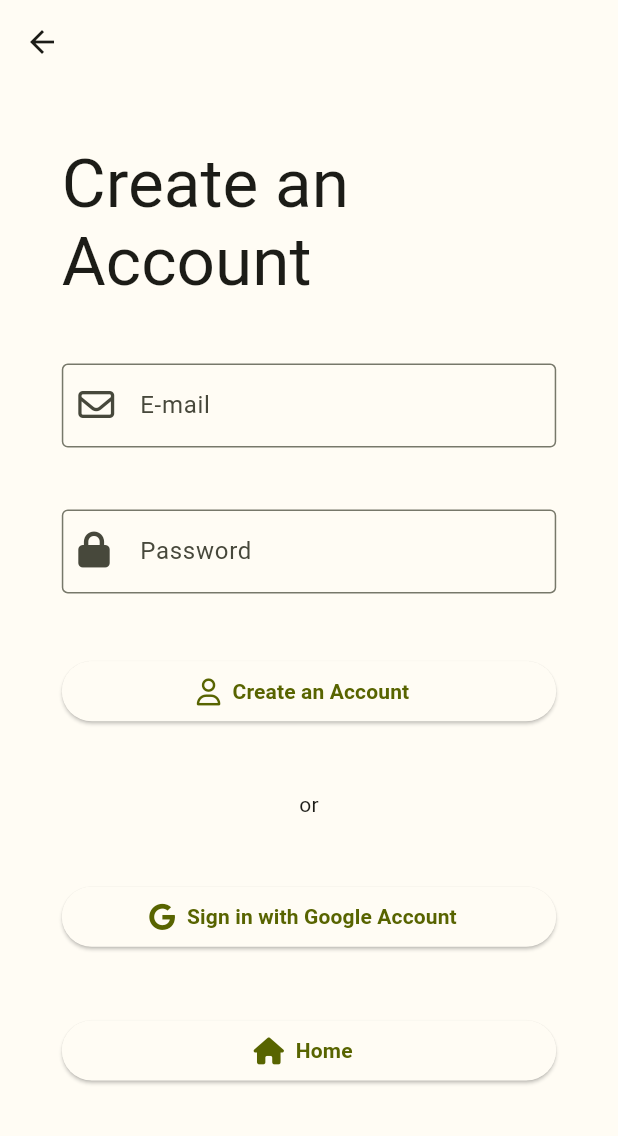
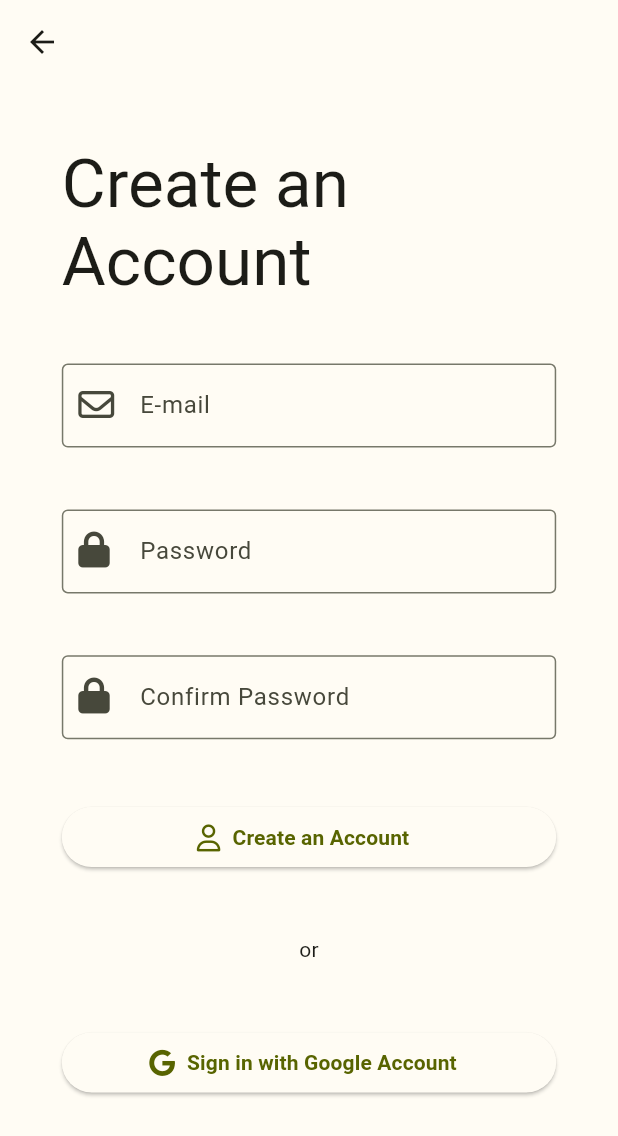
Before and after one commit to Mohamedabdeltawab86/quiz_app_new, a Flutter app: the RegisterPage screen opened directly, on a phone screen of 412 x 824 dp. Shown: the top 1136 px of the screen. Run offline on Flutter 3.47's test engine with Material 3 defaults, Android fonts, the phone set to English and light mode, and no system bars; our stand-ins replace bloc, cloud_firestore, equatable, firebase_auth, firebase_core, flutter_bloc and 8 more; accounts and stored records are empty; generated files the repository leaves out were written again; network calls fail; Roboto replaces fonts that are missing (Cairo).

Commit message:
session 4

```diff
--- a/lib/bloc/auth/auth_event.dart
+++ b/lib/bloc/auth/auth_event.dart
@@ -7,4 +7,6 @@ class LoginWithUserPassword extends AuthEvent {}
 
 class LoginWithGoogle extends AuthEvent {}
 
-class RegisterwithEmailPassword extends AuthEvent{}
+class RegisterWithEmailPassword extends AuthEvent{}
+
+class SignOut extends AuthEvent{}
--- a/lib/bloc/auth/auth_state.dart
+++ b/lib/bloc/auth/auth_state.dart
@@ -6,11 +6,16 @@ abstract class AuthState {}
 class AuthInitial extends AuthState {}
 
 class LoginLoading extends AuthState {}
+class RegisterLoading extends AuthState {}
 
 class LoginSuccess extends AuthState {}
+class RegisterSuccess extends AuthState {}
 
-class LoginError extends AuthState {
+class SignOutLoading extends AuthState{}
+class SignOutSuccess extends AuthState{}
+
+class AuthError extends AuthState {
   final String error;
 
-  LoginError(this.error);
+  AuthError(this.error);
 }
--- /dev/null
+++ b/lib/data/models/question.dart
@@ -0,0 +1,31 @@
+
+enum QuestionType {radio, checkbox, trueFalse, complete}
+
+class Question {
+  String statement;
+
+  // TODO: diff, weight, avg time
+  List<String> options;
+  String correctAnswer;
+
+  Question({
+    required this.statement,
+    required this.options,
+  });
+
+  // Convert Question object to a map
+  Map<String, dynamic> toJson() {
+    return {
+      'statement': statement,
+      'options': options,
+    };
+  }
+
+  // Create a Question object from a map
+  factory Question.fromJson(Map<String, dynamic> json) {
+    return Question(
+      statement: json['statement'],
+      options: List<String>.from(json['options']),
+    );
+  }
+}
--- /dev/null
+++ b/lib/data/models/quiz.dart
@@ -0,0 +1,40 @@
+import 'package:quiz_app_new/data/models/question.dart';
+
+class Quiz {
+  int id;
+  String title;
+  //TODO: diff, weight, avg time
+  List<String> questionsIds;
+  DateTime createdAt;
+  DateTime updatedAt;
+
+  Quiz({
+    required this.id,
+    required this.title,
+    required this.questions,
+    required this.createdAt,
+    required this.updatedAt,
+  });
+
+  // Convert Quiz object to a map
+  Map<String, dynamic> toJson() {
+    return {
+      'id': id,
+      'title': title,
+      'questions': questions.map((question) => question.toJson()).toList(),
+      'createdAt': createdAt.toIso8601String(),
+      'updatedAt': updatedAt.toIso8601String(),
+    };
+  }
+
+  // Create a Quiz object from a map
+  factory Quiz.fromJson(Map<String, dynamic> json) {
+    return Quiz(
+      id: json['id'],
+      title: json['title'],
+      questions: (json['questions'] as List).map((questionJson) => Question.fromJson(questionJson)).toList(),
+      createdAt: DateTime.parse(json['createdAt']),
+      updatedAt: DateTime.parse(json['updatedAt']),
+    );
+  }
+}
--- a/lib/l10n/intl_en.arb
+++ b/lib/l10n/intl_en.arb
@@ -7,9 +7,14 @@
   "date": "Date",
   "time": "Time",
   "progress": "Progress",
-  "googlelogin": "Sign in with Google Account",
+  "googleLogin": "Sign in with Google Account",
   "login": "Sign in with Email",
   "register": "Create an Account",
+  "signOut": "Sign Out",
   "email": "E-mail",
-  "password": "Password"
+  "mismatch": "Please enter the same password",
+  "emptyField": "This field can not be empty",
+  "password": "Password",
+  "confirmPassword": "Confirm Password",
+  "passwordsDoNotMatch": "Passwords do not match"
 }
--- a/lib/main.dart
+++ b/lib/main.dart
@@ -43,6 +43,7 @@ class MyApp extends StatelessWidget {
               previous.appSettings != current.appSettings,
           builder: (context, state) {
             return MaterialApp.router(
+              debugShowCheckedModeBanner: false,
               title: 'Quiz App',
               theme: ThemeData(
                 useMaterial3: true,
--- a/lib/ui/register_page.dart
+++ b/lib/ui/register_page.dart
@@ -5,6 +5,7 @@ import 'package:flutter_gen/gen_l10n/app_localizations.dart';
 import 'package:go_router/go_router.dart';
 import 'package:quiz_app_new/ui/common.dart';
 import 'package:quiz_app_new/ui/widgets/login_form_text_field.dart';
+import 'package:quiz_app_new/utils/common_functions.dart';
 import 'package:quiz_app_new/utils/routes.dart';
 import 'package:sizer/sizer.dart';
 
@@ -18,13 +19,20 @@ class RegisterPage extends StatelessWidget {
     final bloc = context.read<AuthBloc>();
     final l10n = AppLocalizations.of(context)!;
     final theme = Theme.of(context);
-    return Scaffold(
-      // TODO: READ => must add app bar to show the back button.
-      appBar: AppBar(),
+    return BlocListener<AuthBloc, AuthState>(
+      listener: (context, state) {
+        if (state is RegisterSuccess) context.go(home);
+      },
+      // TODO: add gesture detector to remove focus when clicking elsewhere
+      child: GestureDetector(
+        onTap: () => FocusManager.instance.primaryFocus?.unfocus(),
+        child: Scaffold(
+          // COMPLETED: READ => must add app bar to show the back button.
+          appBar: AppBar(backgroundColor: Colors.transparent),
           body: Padding(
             padding: EdgeInsets.symmetric(horizontal: 30.sp),
             child: Form(
-          key: bloc.formKey,
+              key: bloc.registerFormKey,
               child: ListView(
                 children: [
                   heightGap,
@@ -32,26 +40,45 @@ class RegisterPage extends StatelessWidget {
                   heightGap,
                   // TODO: use the LoginTextField widget
                   LoginTextField(
-                controller: bloc.emailController,
+                    controller: bloc.emailRegisterController,
                     icon: FontAwesomeIcons.envelope,
                     label: l10n.email,
-                validationMessage: 'Please enter your email!',
                     // validator: bloc.validate('Please enter your email!'),
                   ),
                   heightGap,
                   LoginTextField(
-                controller: bloc.passController,
+                    controller: bloc.passRegisterController,
                     icon: FontAwesomeIcons.lock,
                     label: l10n.password,
-                validationMessage: 'Please enter your password!',
+                    isEmail: false,
                   ),
                   heightGap,
-              ElevatedButton.icon(
-                  onPressed: () {
-                    bloc.add(RegisterwithEmailPassword());
+                  LoginTextField(
+                    controller: bloc.passConfirmController,
+                    icon: FontAwesomeIcons.lock,
+                    label: l10n.confirmPassword,
+                    isEmail: false,
+                    validator: (confirmedPassword) => isSamePassword(
+                      pass: bloc.passRegisterController.text,
+                      passConfirm: bloc.passConfirmController.text,
+                      emptyMessage: l10n.emptyField,
+                      mismatchMessage: l10n.mismatch,
+                    ),
+                  ),
+                  heightGap,
+                  BlocBuilder<AuthBloc, AuthState>(
+                    builder: (context, state) {
+                      return ElevatedButton.icon(
+                        onPressed: () => bloc.add(RegisterWithEmailPassword()),
+                        icon: (state is RegisterLoading)
+                            ? const Center(child: CircularProgressIndicator())
+                            : const FaIcon(FontAwesomeIcons.user),
+                        label: (state is RegisterLoading)
+                            ? const Text("")
+                            : Text(l10n.register),
+                      );
                     },
-                  icon: const FaIcon(FontAwesomeIcons.user),
-                  label: Text(l10n.register),),
+                  ),
 
                   heightGap,
                   const Center(child: Text("or")),
@@ -59,16 +86,11 @@ class RegisterPage extends StatelessWidget {
                   ElevatedButton.icon(
                     onPressed: () => bloc.add(LoginWithGoogle()),
                     icon: const FaIcon(FontAwesomeIcons.google),
-                label: Text(AppLocalizations.of(context)!.googlelogin),
-              ),
-              heightGap,
-              // TODO: read => see how the bloc closes when we leave the scope.
-              ElevatedButton.icon(
-                onPressed: () => context.go(home),
-                icon: const FaIcon(FontAwesomeIcons.house),
-                label: const Text('Home'),
+                    label: Text(AppLocalizations.of(context)!.googleLogin),
                   ),
                 ],
+              ),
+            ),
           ),
         ),
       ),
--- a/lib/ui/widgets/login_form_text_field.dart
+++ b/lib/ui/widgets/login_form_text_field.dart
@@ -1,32 +1,36 @@
 import 'package:flutter/material.dart';
 import 'package:flutter/services.dart';
 import 'package:font_awesome_flutter/font_awesome_flutter.dart';
+import 'package:flutter_gen/gen_l10n/app_localizations.dart';
 import 'package:sizer/sizer.dart';
+
+import '../../utils/common_functions.dart';
 
 class LoginTextField extends StatelessWidget {
   const LoginTextField({
     super.key,
     required this.controller,
-    this.validator,
     this.enabled,
+    this.isEmail = true,
     this.keyboardType,
     this.digitsOnly,
     required this.icon,
     required this.label,
-    required this.validationMessage,
+    this.validator,
   });
 
   final TextEditingController controller;
   final String? Function(String?)? validator;
   final bool? enabled;
+  final bool isEmail;
   final TextInputType? keyboardType;
   final bool? digitsOnly;
   final IconData icon;
   final String label;
-  final String validationMessage;
 
   @override
   Widget build(BuildContext context) {
+    final l10n = AppLocalizations.of(context)!;
     return TextFormField(
       decoration: InputDecoration(
         border: const OutlineInputBorder(),
@@ -43,7 +47,9 @@ class LoginTextField extends StatelessWidget {
         ),
       ),
       controller: controller,
-      validator: (val)=> val!.isEmpty ? validationMessage: null,
+      validator: validator ?? (value) => isEmail
+          ? isValidEmail(value, "email")
+          : isValidPassword(value, "password"),
       enabled: enabled,
       keyboardType: keyboardType,
       inputFormatters: digitsOnly != null && digitsOnly!
--- /dev/null
+++ b/lib/utils/constants.dart
@@ -0,0 +1 @@
+const String usersCollection = 'users';
```
Also changed, not shown: lib/bloc/auth/auth_bloc.dart (+42 -30 lines), lib/data/models/course.dart (added, +51 -0 lines), lib/data/models/lesson.dart (added, +37 -0 lines), lib/data/models/module.dart (added, +39 -0 lines), lib/l10n/intl_ar.arb (+7 -2 lines), lib/ui/home.dart (+17 -11 lines), lib/ui/login_page.dart (+10 -6 lines), lib/utils/common_functions.dart (added, +49 -0 lines), lib/ui/common.dart (line endings or trailing spaces). Lines whose indentation alone changed are shown as unchanged.
